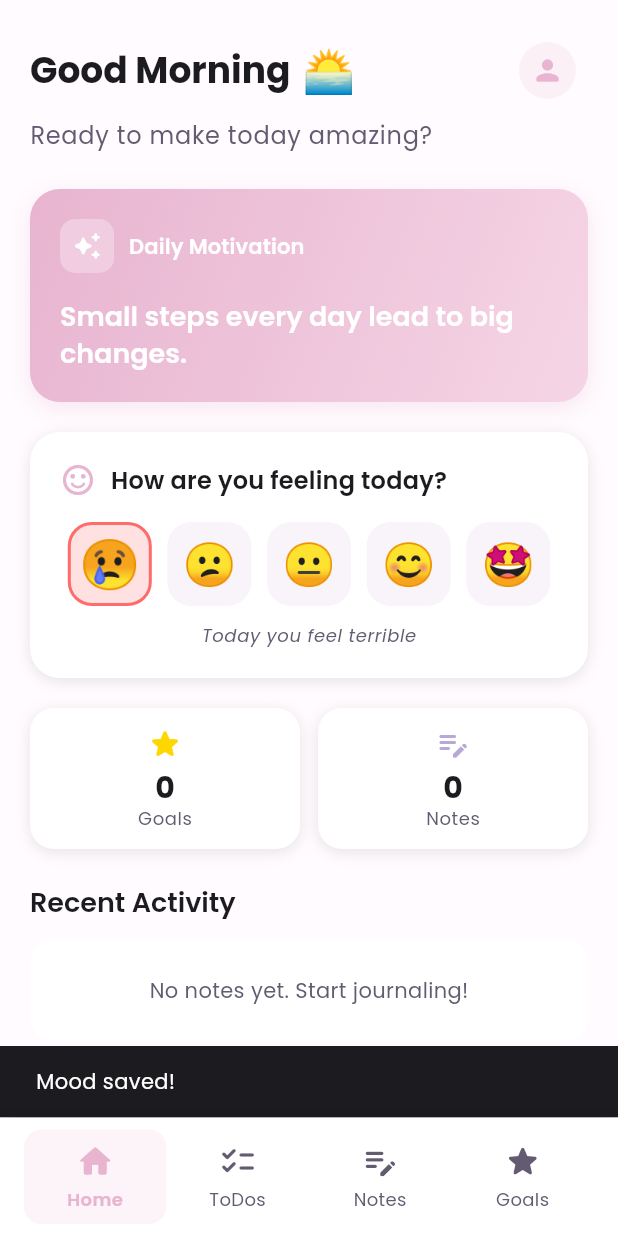
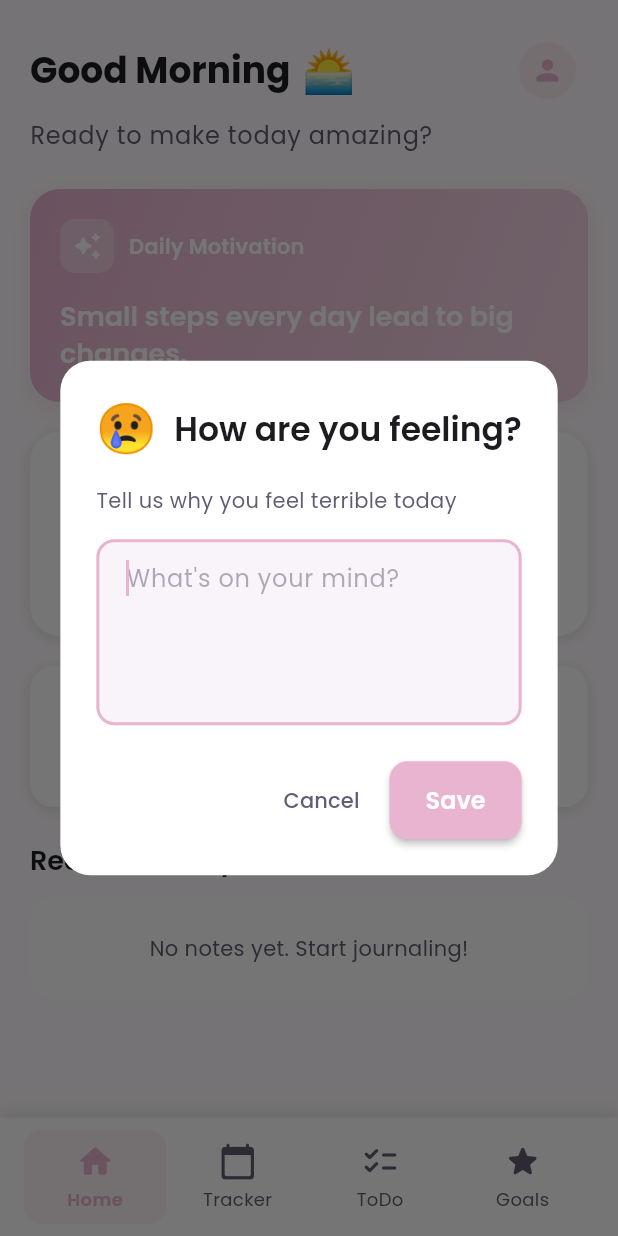
Before and after one commit to wwebpy/miuigirlsApp-Flutter, a Flutter app: the MainNavigation screen opened directly, after a tap on an icon or button, on a phone screen of 412 x 824 dp. Run offline on Flutter 3.47's test engine with Material 3 defaults, Android fonts, the phone set to English and light mode, and no system bars; our stand-ins replace flutter_local_notifications, google_fonts, hive, hive_flutter, image_picker, table_calendar and 1 more; accounts and stored records are empty; generated files the repository leaves out were written again.

Commit message:
Navigation geaendert

```diff
--- a/lib/screens/home/home_screen.dart
+++ b/lib/screens/home/home_screen.dart
@@ -74,10 +74,88 @@ class _HomeScreenState extends State<HomeScreen> {
   }
 
   Future<void> _setMood(int moodLevel) async {
+    final appProvider = Provider.of<AppProvider>(context, listen: false);
+    final colors = appProvider.currentThemeColors;
+    final noteController = TextEditingController(text: _todaysMood?.note ?? '');
+
+    final result = await showDialog<String>(
+      context: context,
+      builder: (context) => AlertDialog(
+        shape: RoundedRectangleBorder(borderRadius: BorderRadius.circular(20)),
+        title: Row(
+          children: [
+            Text(
+              Mood(
+                id: '',
+                moodLevel: moodLevel,
+                date: DateTime.now(),
+              ).emoji,
+              style: const TextStyle(fontSize: 32),
+            ),
+            const SizedBox(width: 12),
+            Expanded(
+              child: Text(
+                'How are you feeling?',
+                style: Theme.of(context).textTheme.titleLarge?.copyWith(
+                      fontWeight: FontWeight.w600,
+                    ),
+              ),
+            ),
+          ],
+        ),
+        content: Column(
+          mainAxisSize: MainAxisSize.min,
+          crossAxisAlignment: CrossAxisAlignment.start,
+          children: [
+            Text(
+              'Tell us why you feel ${Mood(id: '', moodLevel: moodLevel, date: DateTime.now()).label.toLowerCase()} today',
+              style: Theme.of(context).textTheme.bodyMedium?.copyWith(
+                    color: colors.textSecondary,
+                  ),
+            ),
+            const SizedBox(height: 16),
+            TextField(
+              controller: noteController,
+              decoration: InputDecoration(
+                hintText: 'What\'s on your mind?',
+                hintStyle: TextStyle(color: colors.textSecondary.withOpacity(0.5)),
+                border: OutlineInputBorder(
+                  borderRadius: BorderRadius.circular(12),
+                  borderSide: BorderSide(color: colors.textSecondary.withOpacity(0.3)),
+                ),
+                focusedBorder: OutlineInputBorder(
+                  borderRadius: BorderRadius.circular(12),
+                  borderSide: BorderSide(color: colors.primary, width: 2),
+                ),
+              ),
+              maxLines: 4,
+              autofocus: true,
+            ),
+          ],
+        ),
+        actions: [
+          TextButton(
+            onPressed: () => Navigator.pop(context),
+            child: Text('Cancel', style: TextStyle(color: colors.textSecondary)),
+          ),
+          ElevatedButton(
+            onPressed: () => Navigator.pop(context, noteController.text),
+            style: ElevatedButton.styleFrom(
+              backgroundColor: colors.primary,
+              foregroundColor: Colors.white,
+            ),
+            child: const Text('Save'),
+          ),
+        ],
+      ),
+    );
+
+    if (result != null) {
       final mood = Mood(
         id: _todaysMood?.id ?? const Uuid().v4(),
         moodLevel: moodLevel,
         date: DateTime.now(),
+        note: result.isEmpty ? null : result,
       );
 
       await StorageService.saveMood(mood);
@@ -92,6 +170,7 @@ class _HomeScreenState extends State<HomeScreen> {
             duration: Duration(seconds: 1),
           ),
         );
+      }
     }
   }
 
--- a/lib/screens/main_navigation.dart
+++ b/lib/screens/main_navigation.dart
@@ -3,9 +3,9 @@ import 'package:provider/provider.dart';
 import '../core/constants/app_colors.dart';
 import '../providers/app_provider.dart';
 import 'home/home_screen.dart';
+import 'tracker/tracker_screen.dart';
+import 'reminders/reminders_screen.dart';
 import 'goals/goals_screen.dart';
-import 'notes/notes_screen.dart';
-import 'reminders/reminders_screen.dart';
 
 class MainNavigation extends StatefulWidget {
   const MainNavigation({super.key});
@@ -23,8 +23,8 @@ class _MainNavigationState extends State<MainNavigation> {
         _currentIndex = index;
       });
     }),
+    const TrackerScreen(),
     const RemindersScreen(),
-    const NotesScreen(),
     const GoalsScreen(),
   ];
 
@@ -65,16 +65,16 @@ class _MainNavigationState extends State<MainNavigation> {
                 ),
                 Expanded(
                   child: _buildNavItem(
-                    icon: Icons.checklist_rounded,
-                    label: 'ToDos',
+                    icon: Icons.calendar_today_rounded,
+                    label: 'Tracker',
                     index: 1,
                     colors: colors,
                   ),
                 ),
                 Expanded(
                   child: _buildNavItem(
-                    icon: Icons.edit_note_rounded,
-                    label: 'Notes',
+                    icon: Icons.checklist_rounded,
+                    label: 'ToDo',
                     index: 2,
                     colors: colors,
                   ),
--- /dev/null
+++ b/lib/screens/tracker/tracker_screen.dart
@@ -0,0 +1,295 @@
+import 'package:flutter/material.dart';
+import 'package:provider/provider.dart';
+import 'package:table_calendar/table_calendar.dart';
+import '../../providers/app_provider.dart';
+import '../../services/storage_service.dart';
+import '../../models/mood.dart';
+
+class TrackerScreen extends StatefulWidget {
+  const TrackerScreen({super.key});
+
+  @override
+  State<TrackerScreen> createState() => _TrackerScreenState();
+}
+
+class _TrackerScreenState extends State<TrackerScreen> {
+  DateTime _focusedDay = DateTime.now();
+  DateTime? _selectedDay;
+  Map<DateTime, List<Mood>> _moodEvents = {};
+
+  @override
+  void initState() {
+    super.initState();
+    _selectedDay = _focusedDay;
+    _loadMoodEntries();
+  }
+
+  void _loadMoodEntries() {
+    final allMoods = StorageService.getAllMoods();
+    final Map<DateTime, List<Mood>> events = {};
+
+    for (var mood in allMoods) {
+      final day = DateTime(mood.date.year, mood.date.month, mood.date.day);
+      if (events[day] == null) {
+        events[day] = [];
+      }
+      events[day]!.add(mood);
+    }
+
+    setState(() {
+      _moodEvents = events;
+    });
+  }
+
+  List<Mood> _getEventsForDay(DateTime day) {
+    final normalizedDay = DateTime(day.year, day.month, day.day);
+    return _moodEvents[normalizedDay] ?? [];
+  }
+
+  Color _getMoodColor(int moodLevel) {
+    switch (moodLevel) {
+      case 0:
+        return const Color(0xFFFF6B6B); // Terrible
+      case 1:
+        return const Color(0xFFFFB347); // Bad
+      case 2:
+        return const Color(0xFFFFE66D); // Okay
+      case 3:
+        return const Color(0xFFB8E994); // Good
+      case 4:
+        return const Color(0xFFFFD700); // Amazing
+      default:
+        return Colors.grey;
+    }
+  }
+
+  String _getMoodEmoji(int moodLevel) {
+    switch (moodLevel) {
+      case 0:
+        return '😢';
+      case 1:
+        return '😕';
+      case 2:
+        return '😐';
+      case 3:
+        return '😊';
+      case 4:
+        return '🤩';
+      default:
+        return '😐';
+    }
+  }
+
+  String _getMoodLabel(int moodLevel) {
+    switch (moodLevel) {
+      case 0:
+        return 'Terrible';
+      case 1:
+        return 'Bad';
+      case 2:
+        return 'Okay';
+      case 3:
+        return 'Good';
+      case 4:
+        return 'Amazing';
+      default:
+        return 'Unknown';
+    }
+  }
+
+  @override
+  Widget build(BuildContext context) {
+    final appProvider = Provider.of<AppProvider>(context);
+    final colors = appProvider.currentThemeColors;
+    final selectedDayEntries = _selectedDay != null ? _getEventsForDay(_selectedDay!) : [];
+
+    return Scaffold(
+      backgroundColor: colors.background,
+      appBar: AppBar(
+        backgroundColor: colors.surface,
+        elevation: 0,
+        title: Text(
+          'Mood Tracker',
+          style: TextStyle(
+            fontWeight: FontWeight.w600,
+            color: colors.textPrimary,
+          ),
+        ),
+      ),
+      body: Column(
+        children: [
+          // Calendar
+          Container(
+            margin: const EdgeInsets.all(16),
+            decoration: BoxDecoration(
+              color: colors.surface,
+              borderRadius: BorderRadius.circular(20),
+              boxShadow: [
+                BoxShadow(
+                  color: colors.shadow,
+                  blurRadius: 8,
+                  offset: const Offset(0, 2),
+                ),
+              ],
+            ),
+            child: TableCalendar(
+              firstDay: DateTime.utc(2020, 1, 1),
+              lastDay: DateTime.utc(2030, 12, 31),
+              focusedDay: _focusedDay,
+              selectedDayPredicate: (day) => isSameDay(_selectedDay, day),
+              eventLoader: _getEventsForDay,
+              calendarFormat: CalendarFormat.month,
+              startingDayOfWeek: StartingDayOfWeek.monday,
+              onDaySelected: (selectedDay, focusedDay) {
+                setState(() {
+                  _selectedDay = selectedDay;
+                  _focusedDay = focusedDay;
+                });
+              },
+              onPageChanged: (focusedDay) {
+                _focusedDay = focusedDay;
+              },
+              calendarStyle: CalendarStyle(
+                todayDecoration: BoxDecoration(
+                  color: colors.primary.withOpacity(0.3),
+                  shape: BoxShape.circle,
+                ),
+                selectedDecoration: BoxDecoration(
+                  color: colors.primary,
+                  shape: BoxShape.circle,
+                ),
+                markerDecoration: BoxDecoration(
+                  color: colors.accent,
+                  shape: BoxShape.circle,
+                ),
+                outsideDaysVisible: false,
+              ),
+              headerStyle: HeaderStyle(
+                formatButtonVisible: false,
+                titleCentered: true,
+                titleTextStyle: TextStyle(
+                  color: colors.textPrimary,
+                  fontSize: 16,
+                  fontWeight: FontWeight.w600,
+                ),
+                leftChevronIcon: Icon(Icons.chevron_left, color: colors.textPrimary),
+                rightChevronIcon: Icon(Icons.chevron_right, color: colors.textPrimary),
+              ),
+              daysOfWeekStyle: DaysOfWeekStyle(
+                weekdayStyle: TextStyle(color: colors.textSecondary),
+                weekendStyle: TextStyle(color: colors.textSecondary),
+              ),
+            ),
+          ),
+
+          // Selected day entries
+          Expanded(
+            child: selectedDayEntries.isEmpty
+                ? Center(
+                    child: Column(
+                      mainAxisAlignment: MainAxisAlignment.center,
+                      children: [
+                        Icon(
+                          Icons.sentiment_neutral_rounded,
+                          size: 64,
+                          color: colors.textSecondary.withOpacity(0.5),
+                        ),
+                        const SizedBox(height: 16),
+                        Text(
+                          'No mood entries for this day',
+                          style: TextStyle(
+                            fontSize: 16,
+                            color: colors.textSecondary,
+                          ),
+                        ),
+                      ],
+                    ),
+                  )
+                : ListView.builder(
+                    padding: const EdgeInsets.symmetric(horizontal: 16),
+                    itemCount: selectedDayEntries.length,
+                    itemBuilder: (context, index) {
+                      final entry = selectedDayEntries[index];
+                      return Container(
+                        margin: const EdgeInsets.only(bottom: 12),
+                        padding: const EdgeInsets.all(16),
+                        decoration: BoxDecoration(
+                          color: colors.surface,
+                          borderRadius: BorderRadius.circular(16),
+                          boxShadow: [
+                            BoxShadow(
+                              color: colors.shadow,
+                              blurRadius: 4,
+                              offset: const Offset(0, 2),
+                            ),
+                          ],
+                        ),
+                        child: Row(
+                          crossAxisAlignment: CrossAxisAlignment.start,
+                          children: [
+                            // Mood indicator
+                            Container(
+                              width: 50,
+                              height: 50,
+                              decoration: BoxDecoration(
+                                color: _getMoodColor(entry.moodLevel).withOpacity(0.2),
+                                shape: BoxShape.circle,
+                              ),
+                              child: Center(
+                                child: Text(
+                                  _getMoodEmoji(entry.moodLevel),
+                                  style: const TextStyle(fontSize: 24),
+                                ),
+                              ),
+                            ),
+                            const SizedBox(width: 16),
+                            // Content
+                            Expanded(
+                              child: Column(
+                                crossAxisAlignment: CrossAxisAlignment.start,
+                                children: [
+                                  Row(
+                                    mainAxisAlignment: MainAxisAlignment.spaceBetween,
+                                    children: [
+                                      Text(
+                                        _getMoodLabel(entry.moodLevel),
+                                        style: TextStyle(
+                                          fontSize: 16,
+                                          fontWeight: FontWeight.w600,
+                                          color: colors.textPrimary,
+                                        ),
+                                      ),
+                                      Text(
+                                        '${entry.date.hour.toString().padLeft(2, '0')}:${entry.date.minute.toString().padLeft(2, '0')}',
+                                        style: TextStyle(
+                                          fontSize: 12,
+                                          color: colors.textSecondary,
+                                        ),
+                                      ),
+                                    ],
+                                  ),
+                                  if (entry.note != null && entry.note!.isNotEmpty) ...[
+                                    const SizedBox(height: 8),
+                                    Text(
+                                      entry.note!,
+                                      style: TextStyle(
+                                        fontSize: 14,
+                                        color: colors.textSecondary,
+                                        height: 1.4,
+                                      ),
+                                    ),
+                                  ],
+                                ],
+                              ),
+                            ),
+                          ],
+                        ),
+                      );
+                    },
+                  ),
+          ),
+        ],
+      ),
+    );
+  }
+}
--- a/pubspec.yaml
+++ b/pubspec.yaml
@@ -34,6 +34,9 @@ dependencies:
   # Charts (for Mood Tracking)
   fl_chart: ^0.66.0
 
+  # Calendar
+  table_calendar: ^3.0.9
+
   # Utils
   intl: ^0.18.1
   uuid: ^4.2.2
```
Also changed, not shown: flutter_01.png (added), pubspec.lock. Lines whose indentation alone changed are shown as unchanged.
